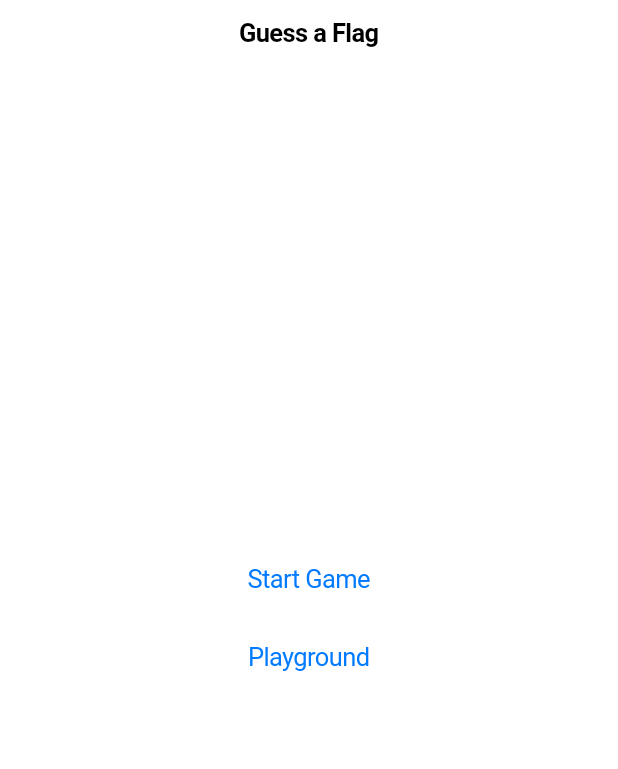
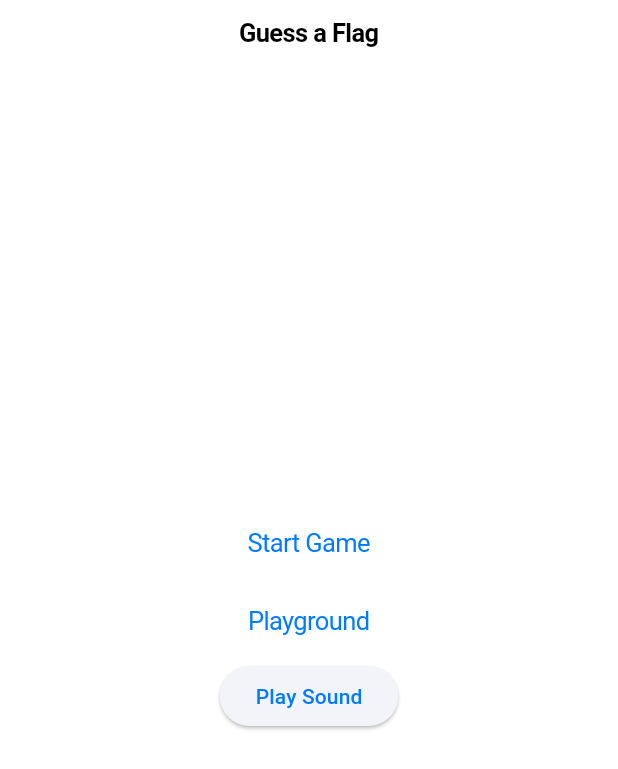
Before and after one commit to Nikita0x/geography, a Flutter app: the screen it shows after launch, on a phone screen of 412 x 824 dp. Shown: the top 769 px of the screen. Run offline on Flutter 3.47's test engine with Material 3 defaults, Android fonts, the phone set to English and light mode, and no system bars; our stand-ins replace device_preview, flutter_svg, just_audio; project files that could hold a hidden picture were left out.

Commit message:
added: sound - just_audio - works on web and android, not linux

```diff
--- a/lib/screens/home_screen.dart
+++ b/lib/screens/home_screen.dart
@@ -1,4 +1,5 @@
 import 'package:flutter/cupertino.dart';
+import '../services/audio_service.dart';
 
 class HomeScreen extends StatelessWidget {
   const HomeScreen({super.key});
@@ -23,6 +24,7 @@ class HomeScreen extends StatelessWidget {
                 Navigator.pushNamed(context, '/playground');
               },
             ),
+            MyAudioButton(),
           ],
         ),
       ),
--- /dev/null
+++ b/lib/services/audio_service.dart
@@ -0,0 +1,54 @@
+import 'package:flutter/material.dart';
+import 'package:just_audio/just_audio.dart';
+
+class MyAudioButton extends StatefulWidget {
+  const MyAudioButton({super.key});
+
+  @override
+  State<MyAudioButton> createState() => _MyAudioButtonState();
+}
+
+class _MyAudioButtonState extends State<MyAudioButton> {
+  final AudioPlayer _player = AudioPlayer();
+  bool _isPlaying = false;
+
+  Future<void> _playSound() async {
+    try {
+      if (_isPlaying) {
+        await _player.stop();
+        setState(() => _isPlaying = false);
+        return;
+      }
+
+      await _player.setAsset('assets/sounds/theme.mp3'); // Load audio
+      await _player.play(); // Play after loading
+      setState(() => _isPlaying = true);
+
+      // Update state when playback completes
+      _player.playerStateStream.listen((state) {
+        if (state.processingState == ProcessingState.completed) {
+          setState(() => _isPlaying = false);
+        }
+      });
+    } catch (e) {
+      debugPrint("Audio error: $e");
+      ScaffoldMessenger.of(
+        context,
+      ).showSnackBar(const SnackBar(content: Text("Failed to play audio")));
+    }
+  }
+
+  @override
+  void dispose() {
+    _player.dispose();
+    super.dispose();
+  }
+
+  @override
+  Widget build(BuildContext context) {
+    return ElevatedButton(
+      onPressed: _playSound,
+      child: Text(_isPlaying ? 'Stop Sound' : 'Play Sound'),
+    );
+  }
+}
```
Also changed, not shown: 1 other file.
